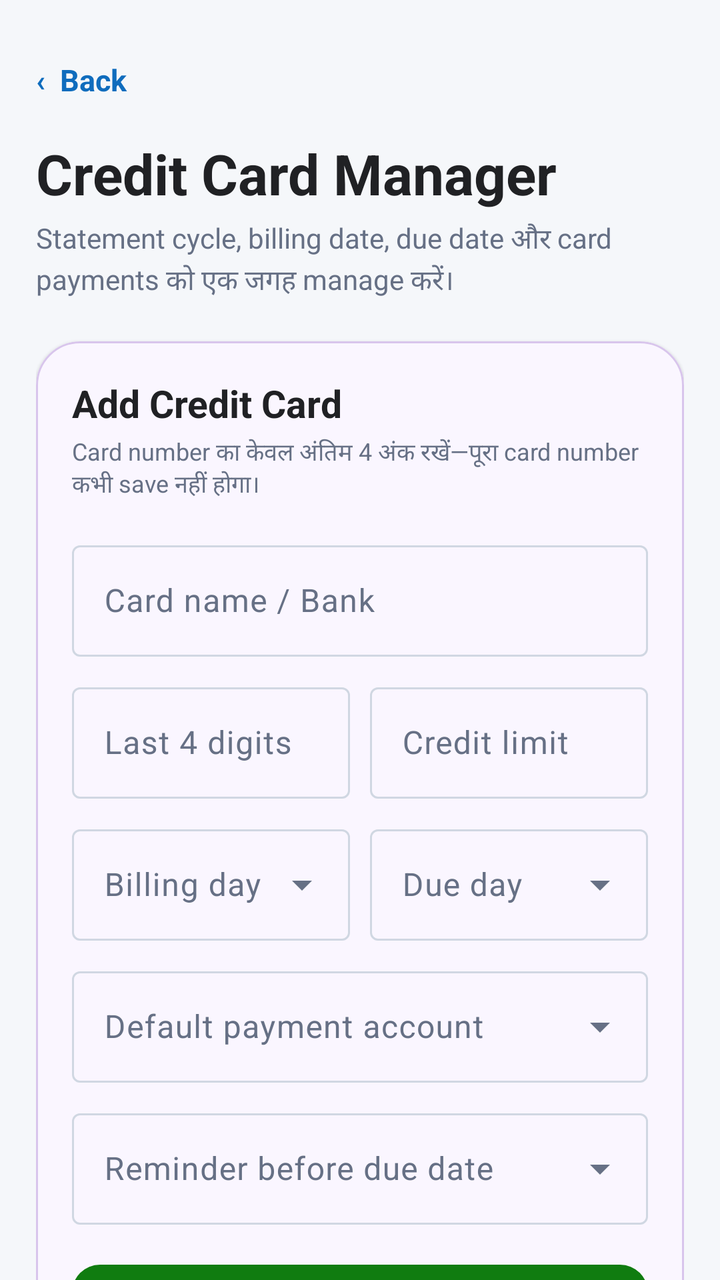
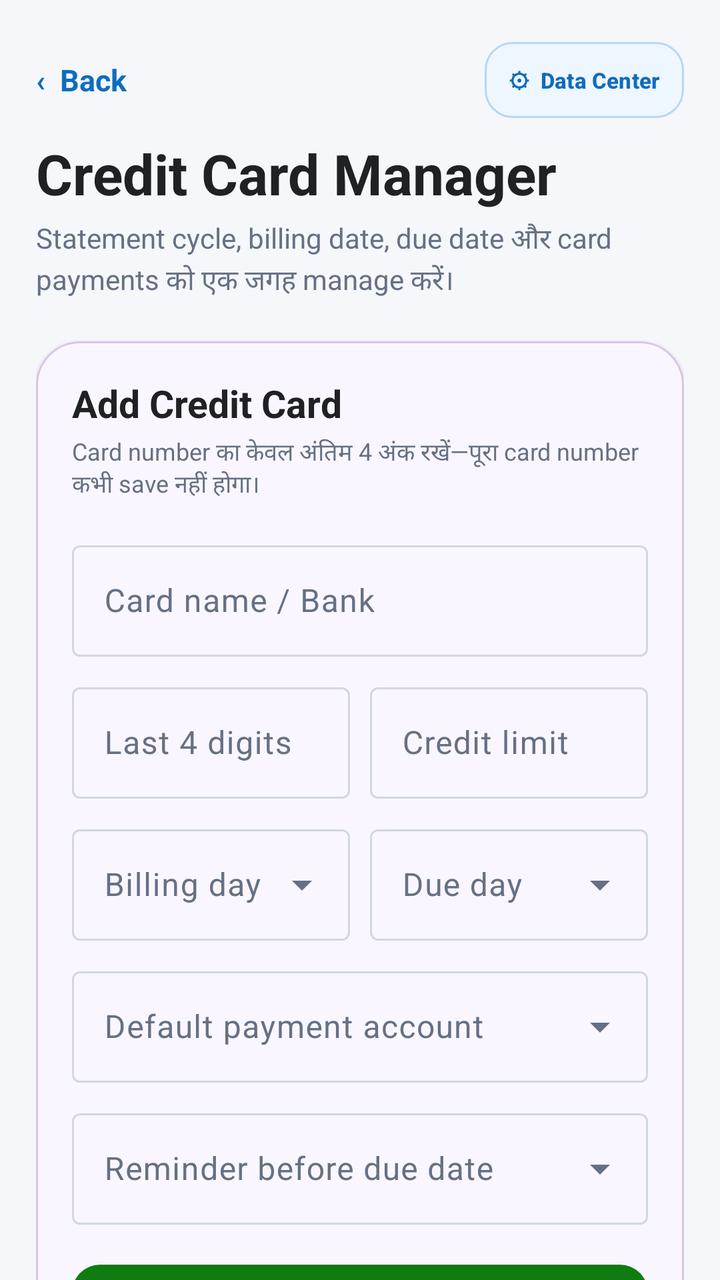

Two renders of the same Android screen: before a commit and after it. Below are the layout's source before the change and the commit's diff.
<!-- AndroidManifest.xml: application theme Theme.MoneyManagerPro -->
<!-- res/layout/activity_credit_card.xml -->
<?xml version="1.0" encoding="utf-8"?>
<androidx.core.widget.NestedScrollView
    xmlns:android="http://schemas.android.com/apk/res/android"
    xmlns:app="http://schemas.android.com/apk/res-auto"
    android:id="@+id/creditCardScroll"
    android:layout_width="match_parent"
    android:layout_height="match_parent"
    android:background="@color/app_background"
    android:clipToPadding="false"
    android:fillViewport="true">

    <LinearLayout
        android:layout_width="match_parent"
        android:layout_height="wrap_content"
        android:orientation="vertical"
        android:paddingStart="18dp"
        android:paddingTop="18dp"
        android:paddingEnd="18dp"
        android:paddingBottom="36dp">

        <TextView
            android:id="@+id/btnCreditCardBack"
            android:layout_width="match_parent"
            android:layout_height="44dp"
            android:gravity="center_vertical"
            android:text="‹  Back"
            android:textColor="@color/secondary"
            android:textSize="15sp"
            android:textStyle="bold" />

        <TextView
            android:layout_width="match_parent"
            android:layout_height="wrap_content"
            android:layout_marginTop="6dp"
            android:text="Credit Card Manager"
            android:textColor="@color/app_text_primary"
            android:textSize="28sp"
            android:textStyle="bold" />

        <TextView
            android:layout_width="match_parent"
            android:layout_height="wrap_content"
            android:layout_marginTop="4dp"
            android:lineSpacingExtra="2dp"
            android:text="Statement cycle, billing date, due date और card payments को एक जगह manage करें।"
            android:textColor="@color/app_text_secondary"
            android:textSize="14sp" />

        <com.google.android.material.card.MaterialCardView
            android:layout_width="match_parent"
            android:layout_height="wrap_content"
            android:layout_marginTop="20dp"
            app:cardBackgroundColor="@color/purple_surface"
            app:cardCornerRadius="22dp"
            app:cardElevation="1dp"
            app:strokeColor="@color/purple_outline"
            app:strokeWidth="1dp">

            <LinearLayout
                android:layout_width="match_parent"
                android:layout_height="wrap_content"
                android:orientation="vertical"
                android:padding="18dp">

                <TextView
                    android:id="@+id/txtCardFormTitle"
                    android:layout_width="match_parent"
                    android:layout_height="wrap_content"
                    android:text="Add Credit Card"
                    android:textColor="@color/app_text_primary"
                    android:textSize="19sp"
                    android:textStyle="bold" />

                <TextView
                    android:layout_width="match_parent"
                    android:layout_height="wrap_content"
                    android:layout_marginTop="3dp"
                    android:text="Card number का केवल अंतिम 4 अंक रखें—पूरा card number कभी save नहीं होगा।"
                    android:textColor="@color/app_text_secondary"
                    android:textSize="12sp" />

                <com.google.android.material.textfield.TextInputLayout
                    android:id="@+id/inputCreditCardName"
                    style="@style/Widget.Material3.TextInputLayout.OutlinedBox"
                    android:layout_width="match_parent"
                    android:layout_height="wrap_content"
                    android:layout_marginTop="16dp"
                    android:hint="Card name / Bank">

                    <com.google.android.material.textfield.TextInputEditText
                        android:id="@+id/etCreditCardName"
                        android:layout_width="match_parent"
                        android:layout_height="wrap_content"
                        android:inputType="textCapWords"
                        android:maxLines="1" />

                </com.google.android.material.textfield.TextInputLayout>

                <LinearLayout
                    android:layout_width="match_parent"
                    android:layout_height="wrap_content"
                    android:layout_marginTop="10dp"
                    android:baselineAligned="false"
                    android:orientation="horizontal">

                    <com.google.android.material.textfield.TextInputLayout
                        android:id="@+id/inputCreditCardLastFour"
                        style="@style/Widget.Material3.TextInputLayout.OutlinedBox"
                        android:layout_width="0dp"
                        android:layout_height="wrap_content"
                        android:layout_marginEnd="5dp"
                        android:layout_weight="1"
                        android:hint="Last 4 digits">

                        <com.google.android.material.textfield.TextInputEditText
                            android:id="@+id/etCreditCardLastFour"
                            android:layout_width="match_parent"
                            android:layout_height="wrap_content"
                            android:digits="0123456789"
                            android:inputType="number"
                            android:maxLength="4"
                            android:maxLines="1" />

                    </com.google.android.material.textfield.TextInputLayout>

                    <com.google.android.material.textfield.TextInputLayout
                        android:id="@+id/inputCreditLimit"
                        style="@style/Widget.Material3.TextInputLayout.OutlinedBox"
                        android:layout_width="0dp"
                        android:layout_height="wrap_content"
                        android:layout_marginStart="5dp"
                        android:layout_weight="1"
                        android:hint="Credit limit">

                        <com.google.android.material.textfield.TextInputEditText
                            android:id="@+id/etCreditLimit"
                            android:layout_width="match_parent"
                            android:layout_height="wrap_content"
                            android:inputType="numberDecimal"
                            android:maxLines="1" />

                    </com.google.android.material.textfield.TextInputLayout>

                </LinearLayout>

                <LinearLayout
                    android:layout_width="match_parent"
                    android:layout_height="wrap_content"
                    android:layout_marginTop="10dp"
                    android:baselineAligned="false"
                    android:orientation="horizontal">

                    <com.google.android.material.textfield.TextInputLayout
                        style="@style/Widget.Material3.TextInputLayout.OutlinedBox.ExposedDropdownMenu"
                        android:layout_width="0dp"
                        android:layout_height="wrap_content"
                        android:layout_marginEnd="5dp"
                        android:layout_weight="1"
                        android:hint="Billing day">

                        <com.google.android.material.textfield.MaterialAutoCompleteTextView
                            android:id="@+id/dropdownBillingDay"
                            android:layout_width="match_parent"
                            android:layout_height="wrap_content"
                            android:inputType="none" />

                    </com.google.android.material.textfield.TextInputLayout>

                    <com.google.android.material.textfield.TextInputLayout
                        style="@style/Widget.Material3.TextInputLayout.OutlinedBox.ExposedDropdownMenu"
                        android:layout_width="0dp"
                        android:layout_height="wrap_content"
                        android:layout_marginStart="5dp"
                        android:layout_weight="1"
                        android:hint="Due day">

                        <com.google.android.material.textfield.MaterialAutoCompleteTextView
                            android:id="@+id/dropdownDueDay"
                            android:layout_width="match_parent"
                            android:layout_height="wrap_content"
                            android:inputType="none" />

                    </com.google.android.material.textfield.TextInputLayout>

                </LinearLayout>

                <com.google.android.material.textfield.TextInputLayout
                    style="@style/Widget.Material3.TextInputLayout.OutlinedBox.ExposedDropdownMenu"
                    android:layout_width="match_parent"
                    android:layout_height="wrap_content"
                    android:layout_marginTop="10dp"
                    android:hint="Default payment account">

                    <com.google.android.material.textfield.MaterialAutoCompleteTextView
                        android:id="@+id/dropdownCardPaymentAccount"
                        android:layout_width="match_parent"
                        android:layout_height="wrap_content"
                        android:inputType="none" />

                </com.google.android.material.textfield.TextInputLayout>

                <com.google.android.material.textfield.TextInputLayout
                    style="@style/Widget.Material3.TextInputLayout.OutlinedBox.ExposedDropdownMenu"
                    android:layout_width="match_parent"
                    android:layout_height="wrap_content"
                    android:layout_marginTop="10dp"
                    android:hint="Reminder before due date">

                    <com.google.android.material.textfield.MaterialAutoCompleteTextView
                        android:id="@+id/dropdownCardReminderDays"
                        android:layout_width="match_parent"
                        android:layout_height="wrap_content"
                        android:inputType="none" />

                </com.google.android.material.textfield.TextInputLayout>

                <com.google.android.material.button.MaterialButton
                    android:id="@+id/btnSaveCreditCard"
                    android:layout_width="match_parent"
                    android:layout_height="54dp"
                    android:layout_marginTop="16dp"
                    android:text="Save Credit Card"
                    android:textAllCaps="false"
                    android:textStyle="bold"
                    app:cornerRadius="14dp" />

                <com.google.android.material.button.MaterialButton
                    android:id="@+id/btnCancelCardEdit"
                    style="@style/Widget.Material3.Button.OutlinedButton"
                    android:layout_width="match_parent"
                    android:layout_height="48dp"
                    android:layout_marginTop="8dp"
                    android:text="Cancel Editing"
                    android:textAllCaps="false"
                    android:visibility="gone"
                    app:cornerRadius="14dp" />

            </LinearLayout>

        </com.google.android.material.card.MaterialCardView>

        <TextView
            android:layout_width="match_parent"
            android:layout_height="wrap_content"
            android:layout_marginTop="24dp"
            android:text="Your Credit Cards"
            android:textColor="@color/app_text_primary"
            android:textSize="19sp"
            android:textStyle="bold" />

        <TextView
            android:id="@+id/txtEmptyCreditCards"
            android:layout_width="match_parent"
            android:layout_height="wrap_content"
            android:layout_marginTop="12dp"
            android:background="@color/app_surface"
            android:gravity="center"
            android:padding="22dp"
            android:text="अभी कोई credit card नहीं जोड़ा गया है।"
            android:textColor="@color/app_text_secondary"
            android:textSize="14sp" />

        <LinearLayout
            android:id="@+id/creditCardContainer"
            android:layout_width="match_parent"
            android:layout_height="wrap_content"
            android:layout_marginTop="12dp"
            android:orientation="vertical" />

    </LinearLayout>

</androidx.core.widget.NestedScrollView>
<!-- resources referenced by this layout -->
<resources>
  <color name="app_background">#F5F7FA</color>
  <color name="app_surface">#FFFFFF</color>
  <color name="app_text_primary">#202124</color>
  <color name="app_text_secondary">#667085</color>
  <color name="purple_outline">#D8C5EC</color>
  <color name="purple_surface">#FAF6FF</color>
  <color name="secondary">#0F6CBD</color>
  <style name="Theme.MoneyManagerPro" parent="Base.Theme.MoneyManagerPro" />
  <color name="primary">#107C10</color>
  <color name="text_on_primary">#FFFFFF</color>
  <color name="income_light">#EAF7EE</color>
  <color name="primaryDark">#0B5A0B</color>
  <color name="text_on_secondary">#FFFFFF</color>
  <color name="info_surface">#EEF6FF</color>
  <color name="secondaryDark">#0B4F8A</color>
  <color name="purple">#6B4FA3</color>
  <color name="white">#FFFFFF</color>
  <color name="app_surface_soft">#F1F4F8</color>
  <color name="app_outline">#D0D7E2</color>
  <color name="app_outline_soft">#E2E7EE</color>
  <color name="error">#C42B1C</color>
  <color name="error_surface">#FFF4F2</color>
  <color name="expense_dark">#8F1D14</color>
  <color name="app_surface_muted">#E9EDF3</color>
  <color name="app_divider">#E5E9EF</color>
  <color name="status_bar_color">#F5F7FA</color>
  <color name="navigation_bar_color">#FFFFFF</color>
  <!-- unchanged entries left out for length: 1 -->
</resources>

<!-- the commit's change to res/layout/activity_credit_card.xml (unified diff, before → after) -->
@@ -18,15 +18,43 @@
         android:paddingEnd="18dp"
         android:paddingBottom="36dp">
 
-        <TextView
-            android:id="@+id/btnCreditCardBack"
+        <LinearLayout
             android:layout_width="match_parent"
             android:layout_height="44dp"
             android:gravity="center_vertical"
-            android:text="‹  Back"
-            android:textColor="@color/secondary"
-            android:textSize="15sp"
-            android:textStyle="bold" />
+            android:orientation="horizontal">
+
+            <TextView
+                android:id="@+id/btnCreditCardBack"
+                android:layout_width="0dp"
+                android:layout_height="match_parent"
+                android:layout_weight="1"
+                android:gravity="center_vertical"
+                android:text="‹  Back"
+                android:textColor="@color/secondary"
+                android:textSize="15sp"
+                android:textStyle="bold" />
+
+            <com.google.android.material.button.MaterialButton
+                android:id="@+id/btnCreditCardDataCenter"
+                android:layout_width="wrap_content"
+                android:layout_height="38dp"
+                android:insetTop="0dp"
+                android:insetBottom="0dp"
+                android:minWidth="0dp"
+                android:paddingStart="12dp"
+                android:paddingEnd="12dp"
+                android:text="⚙  Data Center"
+                android:textAllCaps="false"
+                android:textColor="@color/secondary"
+                android:textSize="11sp"
+                android:textStyle="bold"
+                app:backgroundTint="@color/info_surface"
+                app:cornerRadius="14dp"
+                app:strokeColor="@color/info_outline"
+                app:strokeWidth="1dp" />
+
+        </LinearLayout>
 
         <TextView
             android:layout_width="match_parent"
<!-- resource entries referenced after the edit -->
@@ -4,6 +4,7 @@
   <color name="app_surface">#FFFFFF</color>
   <color name="app_text_primary">#202124</color>
   <color name="app_text_secondary">#667085</color>
+  <color name="info_outline">#B8D8F2</color>
   <color name="purple_outline">#D8C5EC</color>
   <color name="purple_surface">#FAF6FF</color>
   <color name="secondary">#0F6CBD</color>
